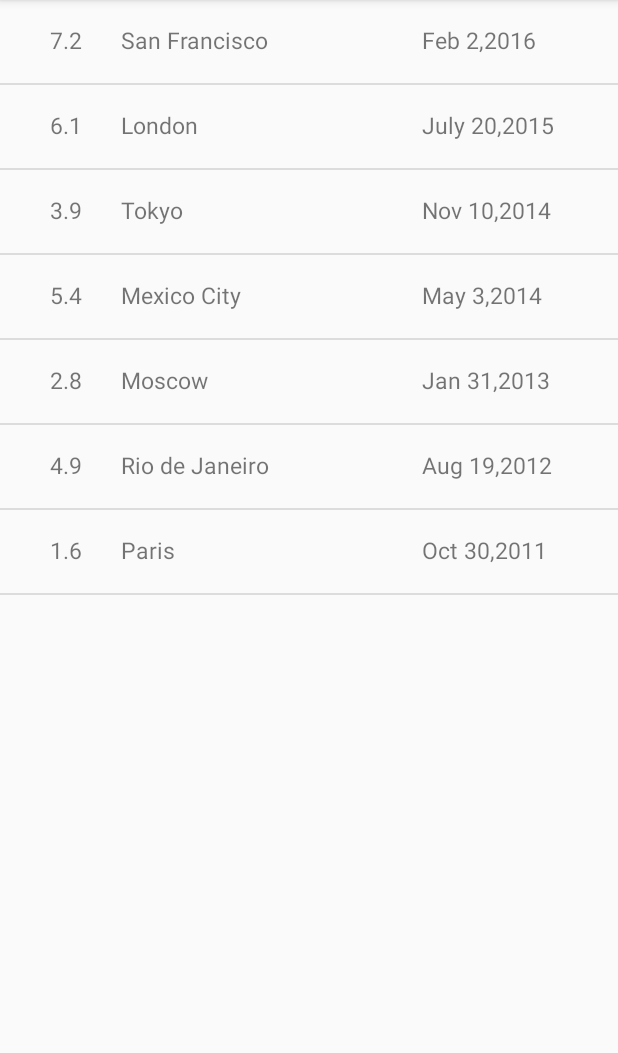
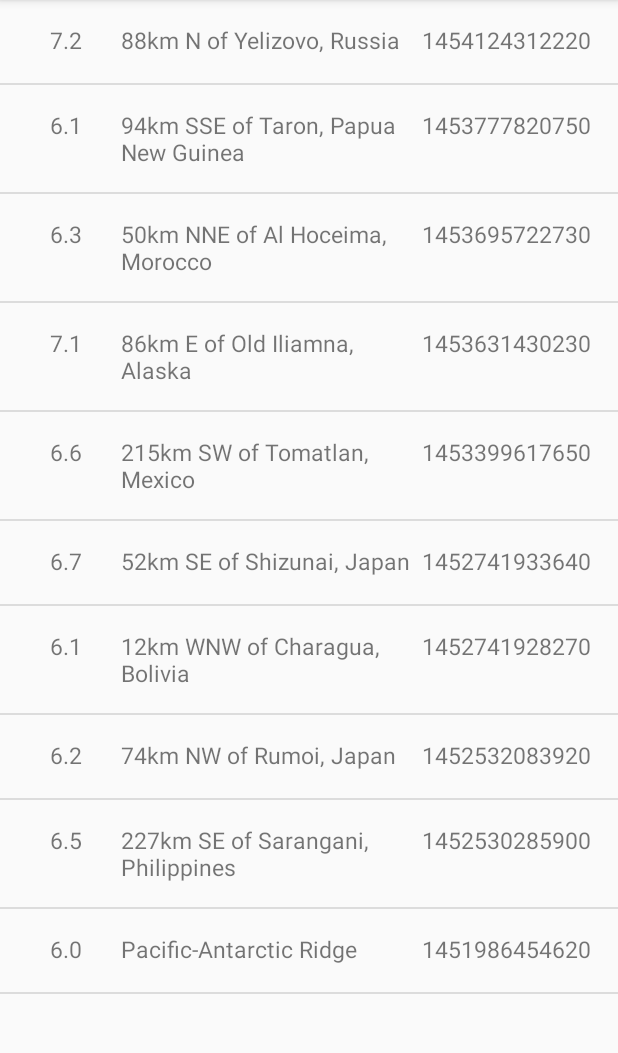
Before and after one commit to harshitm98/App-QuakeReport-starting-point, an Android app: the screen it shows after launch (EarthquakeActivity), on a phone screen of 412 x 824 dp, the part 84-1137 px from its top. Run offline under Robolectric (Android 15) with nearby library versions, the phone set to English and light mode, and no system bars.

Commit message:
Contents added through JSON parsing

```diff
--- a/app/src/main/java/com/example/android/quakereport/EarthquakeActivity.java
+++ b/app/src/main/java/com/example/android/quakereport/EarthquakeActivity.java
@@ -32,14 +32,8 @@ public class EarthquakeActivity extends AppCompatActivity {
         setContentView(R.layout.earthquake_activity);
 
         // Create a fake list of earthquake locations.
-        ArrayList<EarthquakeDetails> earthquakes = new ArrayList<EarthquakeDetails>();
-        earthquakes.add(new EarthquakeDetails(7.2,"San Francisco","Feb 2,2016"));
-        earthquakes.add(new EarthquakeDetails(6.1,"London", "July 20,2015"));
-        earthquakes.add(new EarthquakeDetails(3.9,"Tokyo", "Nov 10,2014"));
-        earthquakes.add(new EarthquakeDetails(5.4,"Mexico City","May 3,2014"));
-        earthquakes.add(new EarthquakeDetails(2.8,"Moscow", "Jan 31,2013"));
-        earthquakes.add(new EarthquakeDetails(4.9,"Rio de Janeiro", "Aug 19,2012"));
-        earthquakes.add(new EarthquakeDetails(1.6,"Paris","Oct 30,2011"));
+        ArrayList<EarthquakeDetails> earthquakes = QueryUtils.extractEarthquakes();
+
 
         // Find a reference to the {@link ListView} in the layout
         ListView earthquakeListView = (ListView) findViewById(R.id.list);
--- a/app/src/main/java/com/example/android/quakereport/EarthquakeDetails.java
+++ b/app/src/main/java/com/example/android/quakereport/EarthquakeDetails.java
@@ -9,9 +9,9 @@ public class EarthquakeDetails {
 
     private String mLocation;
 
-    private String mTime;
+    private long mTime;
 
-    public EarthquakeDetails(double vMag, String vLocation, String vTime){
+    public EarthquakeDetails(double vMag, String vLocation, long vTime){
         mMag = vMag;
         mLocation = vLocation;
         mTime = vTime;
@@ -25,7 +25,7 @@ public class EarthquakeDetails {
         return mLocation;
     }
 
-    public String getmTime(){
+    public long getmTime(){
         return mTime;
     }
 
--- /dev/null
+++ b/app/src/main/java/com/example/android/quakereport/QueryUtils.java
@@ -0,0 +1,78 @@
+package com.example.android.quakereport;
+
+import android.util.Log;
+
+import org.json.JSONArray;
+import org.json.JSONException;
+import org.json.JSONObject;
+
+import java.util.ArrayList;
+
+/**
+ * Helper methods related to requesting and receiving earthquake data from USGS.
+ */
+public final class QueryUtils {
+    /** Sample JSON response for a USGS query */
+    private static final String SAMPLE_JSON_RESPONSE = "{\"type\":\"FeatureCollection\",\"metadata\":{\"generated\":1462295443000,\"url\":\"http://earthquake.usgs.gov/fdsnws/event/1/query?format=geojson&starttime=2016-01-01&endtime=2016-01-31&minmag=6&limit=10\",\"title\":\"USGS Earthquakes\",\"status\":200,\"api\":\"1.5.2\",\"limit\":10,\"offset\":1,\"count\":10},\"features\":[{\"type\":\"Feature\",\"properties\":{\"mag\":7.2,\"place\":\"88km N of Yelizovo, Russia\",\"time\":1454124312220,\"updated\":1460674294040,\"tz\":720,\"url\":\"http://earthquake.usgs.gov/earthquakes/eventpage/us20004vvx\",\"detail\":\"http://earthquake.usgs.gov/fdsnws/event/1/query?eventid=us20004vvx&format=geojson\",\"felt\":2,\"cdi\":3.4,\"mmi\":5.82,\"alert\":\"green\",\"status\":\"reviewed\",\"tsunami\":1,\"sig\":798,\"net\":\"us\",\"code\":\"20004vvx\",\"ids\":\",at00o1qxho,pt16030050,us20004vvx,gcmt20160130032510,\",\"sources\":\",at,pt,us,gcmt,\",\"types\":\",cap,dyfi,finite-fault,general-link,general-text,geoserve,impact-link,impact-text,losspager,moment-tensor,nearby-cities,origin,phase-data,shakemap,tectonic-summary,\",\"nst\":null,\"dmin\":0.958,\"rms\":1.19,\"gap\":17,\"magType\":\"mww\",\"type\":\"earthquake\",\"title\":\"M 7.2 - 88km N of Yelizovo, Russia\"},\"geometry\":{\"type\":\"Point\",\"coordinates\":[158.5463,53.9776,177]},\"id\":\"us20004vvx\"},\n" +
+            "{\"type\":\"Feature\",\"properties\":{\"mag\":6.1,\"place\":\"94km SSE of Taron, Papua New Guinea\",\"time\":1453777820750,\"updated\":1460156775040,\"tz\":600,\"url\":\"http://earthquake.usgs.gov/earthquakes/eventpage/us20004uks\",\"detail\":\"http://earthquake.usgs.gov/fdsnws/event/1/query?eventid=us20004uks&format=geojson\",\"felt\":null,\"cdi\":null,\"mmi\":4.1,\"alert\":\"green\",\"status\":\"reviewed\",\"tsunami\":1,\"sig\":572,\"net\":\"us\",\"code\":\"20004uks\",\"ids\":\",us20004uks,gcmt20160126031023,\",\"sources\":\",us,gcmt,\",\"types\":\",cap,geoserve,losspager,moment-tensor,nearby-cities,origin,phase-data,shakemap,tectonic-summary,\",\"nst\":null,\"dmin\":1.537,\"rms\":0.74,\"gap\":25,\"magType\":\"mww\",\"type\":\"earthquake\",\"title\":\"M 6.1 - 94km SSE of Taron, Papua New Guinea\"},\"geometry\":{\"type\":\"Point\",\"coordinates\":[153.2454,-5.2952,26]},\"id\":\"us20004uks\"},\n" +
+            "{\"type\":\"Feature\",\"properties\":{\"mag\":6.3,\"place\":\"50km NNE of Al Hoceima, Morocco\",\"time\":1453695722730,\"updated\":1460156773040,\"tz\":0,\"url\":\"http://earthquake.usgs.gov/earthquakes/eventpage/us10004gy9\",\"detail\":\"http://earthquake.usgs.gov/fdsnws/event/1/query?eventid=us10004gy9&format=geojson\",\"felt\":117,\"cdi\":7.2,\"mmi\":5.28,\"alert\":\"green\",\"status\":\"reviewed\",\"tsunami\":0,\"sig\":695,\"net\":\"us\",\"code\":\"10004gy9\",\"ids\":\",us10004gy9,gcmt20160125042203,\",\"sources\":\",us,gcmt,\",\"types\":\",cap,dyfi,geoserve,impact-text,losspager,moment-tensor,nearby-cities,origin,phase-data,shakemap,tectonic-summary,\",\"nst\":null,\"dmin\":2.201,\"rms\":0.92,\"gap\":20,\"magType\":\"mww\",\"type\":\"earthquake\",\"title\":\"M 6.3 - 50km NNE of Al Hoceima, Morocco\"},\"geometry\":{\"type\":\"Point\",\"coordinates\":[-3.6818,35.6493,12]},\"id\":\"us10004gy9\"},\n" +
+            "{\"type\":\"Feature\",\"properties\":{\"mag\":7.1,\"place\":\"86km E of Old Iliamna, Alaska\",\"time\":1453631430230,\"updated\":1460156770040,\"tz\":-540,\"url\":\"http://earthquake.usgs.gov/earthquakes/eventpage/us10004gqp\",\"detail\":\"http://earthquake.usgs.gov/fdsnws/event/1/query?eventid=us10004gqp&format=geojson\",\"felt\":1816,\"cdi\":7.2,\"mmi\":6.6,\"alert\":\"green\",\"status\":\"reviewed\",\"tsunami\":1,\"sig\":1496,\"net\":\"us\",\"code\":\"10004gqp\",\"ids\":\",at00o1gd6r,us10004gqp,ak12496371,gcmt20160124103030,\",\"sources\":\",at,us,ak,gcmt,\",\"types\":\",cap,dyfi,finite-fault,general-link,general-text,geoserve,impact-link,impact-text,losspager,moment-tensor,nearby-cities,origin,phase-data,shakemap,tectonic-summary,trump-origin,\",\"nst\":null,\"dmin\":0.72,\"rms\":2.11,\"gap\":19,\"magType\":\"mww\",\"type\":\"earthquake\",\"title\":\"M 7.1 - 86km E of Old Iliamna, Alaska\"},\"geometry\":{\"type\":\"Point\",\"coordinates\":[-153.4051,59.6363,129]},\"id\":\"us10004gqp\"},\n" +
+            "{\"type\":\"Feature\",\"properties\":{\"mag\":6.6,\"place\":\"215km SW of Tomatlan, Mexico\",\"time\":1453399617650,\"updated\":1459963829040,\"tz\":-420,\"url\":\"http://earthquake.usgs.gov/earthquakes/eventpage/us10004g4l\",\"detail\":\"http://earthquake.usgs.gov/fdsnws/event/1/query?eventid=us10004g4l&format=geojson\",\"felt\":11,\"cdi\":2.7,\"mmi\":3.92,\"alert\":\"green\",\"status\":\"reviewed\",\"tsunami\":1,\"sig\":673,\"net\":\"us\",\"code\":\"10004g4l\",\"ids\":\",at00o1bebo,pt16021050,us10004g4l,gcmt20160121180659,\",\"sources\":\",at,pt,us,gcmt,\",\"types\":\",cap,dyfi,geoserve,impact-link,impact-text,losspager,moment-tensor,nearby-cities,origin,phase-data,shakemap,tectonic-summary,\",\"nst\":null,\"dmin\":2.413,\"rms\":0.98,\"gap\":74,\"magType\":\"mww\",\"type\":\"earthquake\",\"title\":\"M 6.6 - 215km SW of Tomatlan, Mexico\"},\"geometry\":{\"type\":\"Point\",\"coordinates\":[-106.9337,18.8239,10]},\"id\":\"us10004g4l\"},\n" +
+            "{\"type\":\"Feature\",\"properties\":{\"mag\":6.7,\"place\":\"52km SE of Shizunai, Japan\",\"time\":1452741933640,\"updated\":1459304879040,\"tz\":540,\"url\":\"http://earthquake.usgs.gov/earthquakes/eventpage/us10004ebx\",\"detail\":\"http://earthquake.usgs.gov/fdsnws/event/1/query?eventid=us10004ebx&format=geojson\",\"felt\":51,\"cdi\":5.8,\"mmi\":6.45,\"alert\":\"green\",\"status\":\"reviewed\",\"tsunami\":1,\"sig\":720,\"net\":\"us\",\"code\":\"10004ebx\",\"ids\":\",us10004ebx,pt16014050,at00o0xauk,gcmt20160114032534,\",\"sources\":\",us,pt,at,gcmt,\",\"types\":\",associate,cap,dyfi,geoserve,impact-link,impact-text,losspager,moment-tensor,nearby-cities,origin,phase-data,shakemap,\",\"nst\":null,\"dmin\":0.281,\"rms\":0.98,\"gap\":22,\"magType\":\"mww\",\"type\":\"earthquake\",\"title\":\"M 6.7 - 52km SE of Shizunai, Japan\"},\"geometry\":{\"type\":\"Point\",\"coordinates\":[142.781,41.9723,46]},\"id\":\"us10004ebx\"},\n" +
+            "{\"type\":\"Feature\",\"properties\":{\"mag\":6.1,\"place\":\"12km WNW of Charagua, Bolivia\",\"time\":1452741928270,\"updated\":1459304879040,\"tz\":-240,\"url\":\"http://earthquake.usgs.gov/earthquakes/eventpage/us10004ebw\",\"detail\":\"http://earthquake.usgs.gov/fdsnws/event/1/query?eventid=us10004ebw&format=geojson\",\"felt\":3,\"cdi\":2.2,\"mmi\":2.21,\"alert\":\"green\",\"status\":\"reviewed\",\"tsunami\":0,\"sig\":573,\"net\":\"us\",\"code\":\"10004ebw\",\"ids\":\",us10004ebw,gcmt20160114032528,\",\"sources\":\",us,gcmt,\",\"types\":\",cap,dyfi,geoserve,impact-text,losspager,moment-tensor,nearby-cities,origin,phase-data,shakemap,tectonic-summary,\",\"nst\":null,\"dmin\":5.492,\"rms\":1.04,\"gap\":16,\"magType\":\"mww\",\"type\":\"earthquake\",\"title\":\"M 6.1 - 12km WNW of Charagua, Bolivia\"},\"geometry\":{\"type\":\"Point\",\"coordinates\":[-63.3288,-19.7597,582.56]},\"id\":\"us10004ebw\"},\n" +
+            "{\"type\":\"Feature\",\"properties\":{\"mag\":6.2,\"place\":\"74km NW of Rumoi, Japan\",\"time\":1452532083920,\"updated\":1459304875040,\"tz\":540,\"url\":\"http://earthquake.usgs.gov/earthquakes/eventpage/us10004djn\",\"detail\":\"http://earthquake.usgs.gov/fdsnws/event/1/query?eventid=us10004djn&format=geojson\",\"felt\":8,\"cdi\":3.4,\"mmi\":3.74,\"alert\":\"green\",\"status\":\"reviewed\",\"tsunami\":0,\"sig\":594,\"net\":\"us\",\"code\":\"10004djn\",\"ids\":\",us10004djn,gcmt20160111170803,\",\"sources\":\",us,gcmt,\",\"types\":\",cap,dyfi,geoserve,impact-text,losspager,moment-tensor,nearby-cities,origin,phase-data,shakemap,tectonic-summary,\",\"nst\":null,\"dmin\":1.139,\"rms\":0.96,\"gap\":33,\"magType\":\"mww\",\"type\":\"earthquake\",\"title\":\"M 6.2 - 74km NW of Rumoi, Japan\"},\"geometry\":{\"type\":\"Point\",\"coordinates\":[141.0867,44.4761,238.81]},\"id\":\"us10004djn\"},\n" +
+            "{\"type\":\"Feature\",\"properties\":{\"mag\":6.5,\"place\":\"227km SE of Sarangani, Philippines\",\"time\":1452530285900,\"updated\":1459304874040,\"tz\":480,\"url\":\"http://earthquake.usgs.gov/earthquakes/eventpage/us10004dj5\",\"detail\":\"http://earthquake.usgs.gov/fdsnws/event/1/query?eventid=us10004dj5&format=geojson\",\"felt\":1,\"cdi\":2.7,\"mmi\":7.5,\"alert\":\"green\",\"status\":\"reviewed\",\"tsunami\":1,\"sig\":650,\"net\":\"us\",\"code\":\"10004dj5\",\"ids\":\",at00o0srjp,pt16011050,us10004dj5,gcmt20160111163807,\",\"sources\":\",at,pt,us,gcmt,\",\"types\":\",cap,dyfi,geoserve,impact-link,impact-text,losspager,moment-tensor,nearby-cities,origin,phase-data,shakemap,tectonic-summary,\",\"nst\":null,\"dmin\":3.144,\"rms\":0.72,\"gap\":22,\"magType\":\"mww\",\"type\":\"earthquake\",\"title\":\"M 6.5 - 227km SE of Sarangani, Philippines\"},\"geometry\":{\"type\":\"Point\",\"coordinates\":[126.8621,3.8965,13]},\"id\":\"us10004dj5\"},\n" +
+            "{\"type\":\"Feature\",\"properties\":{\"mag\":6,\"place\":\"Pacific-Antarctic Ridge\",\"time\":1451986454620,\"updated\":1459202978040,\"tz\":-540,\"url\":\"http://earthquake.usgs.gov/earthquakes/eventpage/us10004bgk\",\"detail\":\"http://earthquake.usgs.gov/fdsnws/event/1/query?eventid=us10004bgk&format=geojson\",\"felt\":0,\"cdi\":1,\"mmi\":0,\"alert\":\"green\",\"status\":\"reviewed\",\"tsunami\":0,\"sig\":554,\"net\":\"us\",\"code\":\"10004bgk\",\"ids\":\",us10004bgk,gcmt20160105093415,\",\"sources\":\",us,gcmt,\",\"types\":\",cap,dyfi,geoserve,losspager,moment-tensor,nearby-cities,origin,phase-data,shakemap,\",\"nst\":null,\"dmin\":30.75,\"rms\":0.67,\"gap\":71,\"magType\":\"mww\",\"type\":\"earthquake\",\"title\":\"M 6.0 - Pacific-Antarctic Ridge\"},\"geometry\":{\"type\":\"Point\",\"coordinates\":[-136.2603,-54.2906,10]},\"id\":\"us10004bgk\"}],\"bbox\":[-153.4051,-54.2906,10,158.5463,59.6363,582.56]}";
+
+    /**
+     * Create a private constructor because no one should ever create a {@link QueryUtils} object.
+     * This class is only meant to hold static variables and methods, which can be accessed
+     * directly from the class name QueryUtils (and an object instance of QueryUtils is not needed).
+     */
+    private QueryUtils() {
+
+    }
+
+    /**
+     * Return a list of {@link EarthquakeDetails} objects that has been built up from
+     * parsing a JSON response.
+     */
+    public static ArrayList<EarthquakeDetails> extractEarthquakes() {
+
+        // Create an empty ArrayList that we can start adding earthquakes to
+        ArrayList<EarthquakeDetails> earthquakes = new ArrayList<>();
+
+        // Try to parse the SAMPLE_JSON_RESPONSE. If there's a problem with the way the JSON
+        // is formatted, a JSONException exception object will be thrown.
+        // Catch the exception so the app doesn't crash, and print the error message to the logs.
+        try {
+
+            JSONObject root = new JSONObject(SAMPLE_JSON_RESPONSE);
+            JSONArray features = root.getJSONArray("features");
+
+            for(int i = 0; i<features.length();i++){
+                JSONObject obj = features.getJSONObject(i);
+                JSONObject properties = obj.getJSONObject("properties");
+                double mag = properties.getDouble("mag");
+                String place = properties.getString("place");
+                long time = properties.getLong("time");
+
+                earthquakes.add(new EarthquakeDetails(mag,place,time));
+            }
+
+
+            // TODO: Parse the response given by the SAMPLE_JSON_RESPONSE string and
+            // build up a list of Earthquake objects with the corresponding data.
+
+        } catch (JSONException e) {
+            // If an error is thrown when executing any of the above statements in the "try" block,
+            // catch the exception here, so the app doesn't crash. Print a log message
+            // with the message from the exception.
+            Log.e("QueryUtils", "Problem parsing the earthquake JSON results", e);
+        }
+
+        // Return the list of earthquakes
+        return earthquakes;
+    }
+
+}
--- a/app/src/main/java/com/example/android/quakereport/WordAdapter.java
+++ b/app/src/main/java/com/example/android/quakereport/WordAdapter.java
@@ -41,7 +41,7 @@ public class WordAdapter extends ArrayAdapter<EarthquakeDetails> {
         locationText.setText(earthquakeDetails.getLocation());
 
         TextView timeText = (TextView) listItemView.findViewById(R.id.times);
-        timeText.setText(earthquakeDetails.getmTime());
+        timeText.setText(""+earthquakeDetails.getmTime());
 
         return listItemView;
     }
--- a/app/src/main/res/layout-v17/layout_item.xml
+++ b/app/src/main/res/layout-v17/layout_item.xml
@@ -14,7 +14,6 @@
         android:layout_weight="2"
         android:layout_height="wrap_content"
         android:textAlignment="center"
-
         android:textSize="15sp"
         tools:text = "Mag" />
 
@@ -33,8 +32,6 @@
         android:layout_width="0dp"
         android:layout_height="wrap_content"
         android:layout_weight="4"
-
-
         android:textSize="15sp"
         tools:text = "Time"/>
 
```
